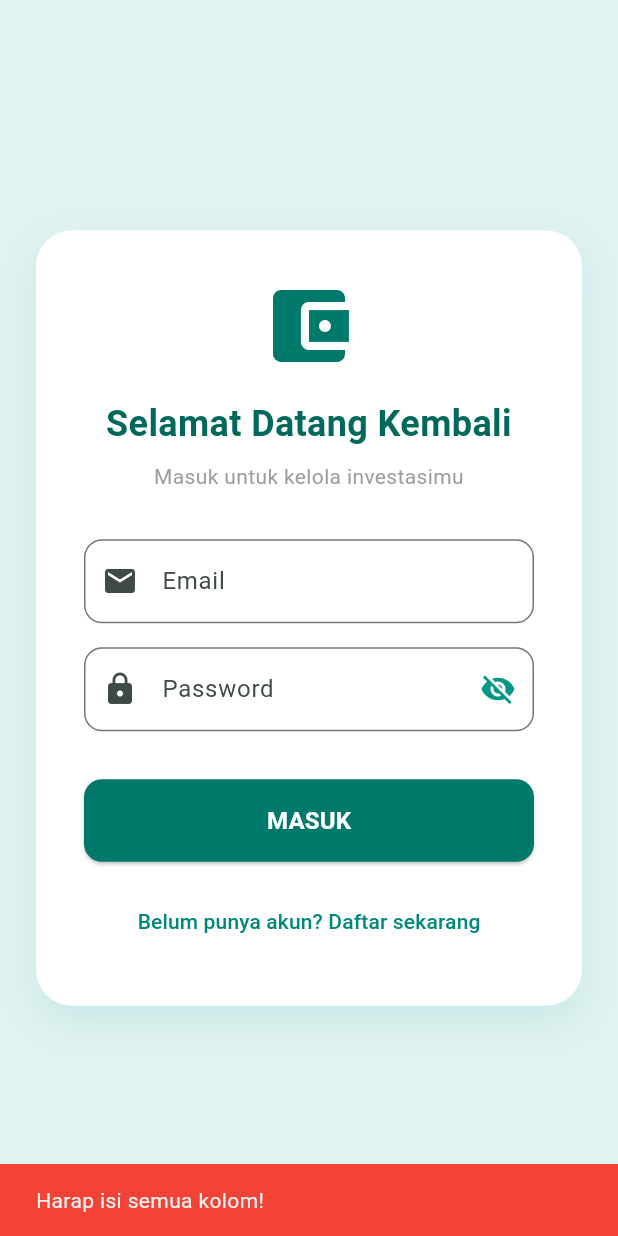
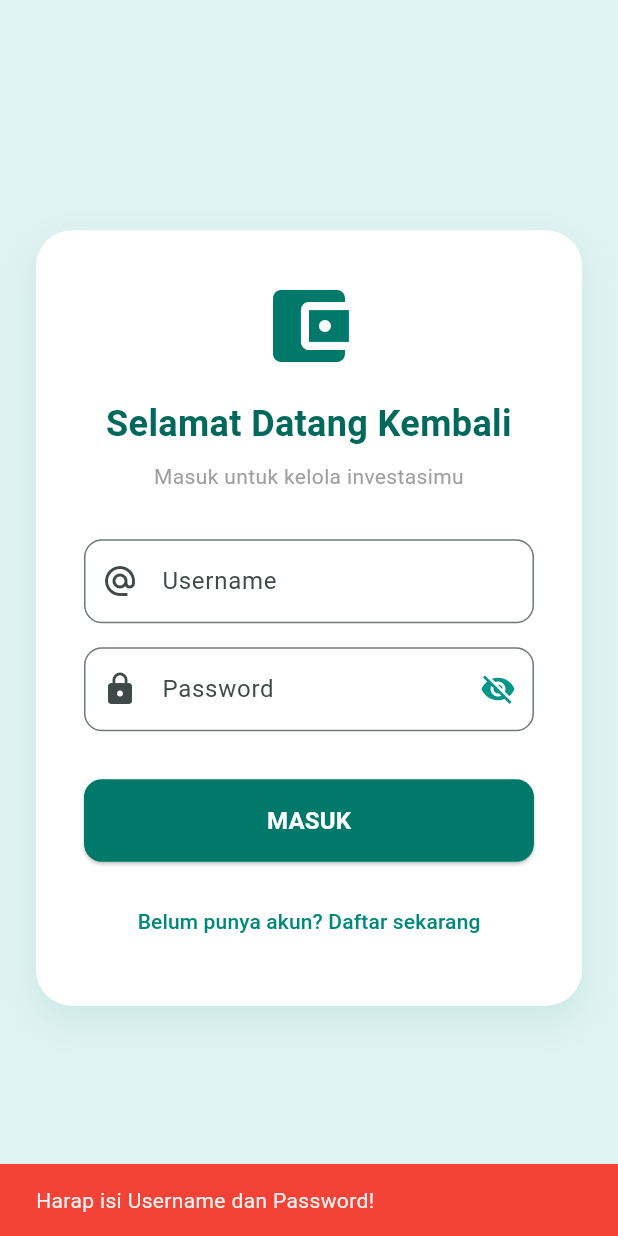
Before and after one commit to ngurah2/asisten-investasi-gig, a Flutter app: the screen it shows after launch, after a tap on "MASUK", on a phone screen of 412 x 824 dp. Run offline on Flutter 3.47's test engine with Material 3 defaults, Android fonts, the phone set to English and light mode, and no system bars; our stand-ins replace fl_chart, image_picker, shared_preferences; network calls fail.

Commit message:
Update V3: Fitur C (Sistem Login dengan Username) Selesai

```diff
--- a/aplikasi_investasi/lib/screens/login_screen.dart
+++ b/aplikasi_investasi/lib/screens/login_screen.dart
@@ -14,42 +14,60 @@ class _LoginScreenState extends State<LoginScreen> {
   bool isLoginMode = true;
   bool isLoading = false;
 
-  // Variabel baru untuk Fitur Mata Password
-  bool _isObscure = true;
+  bool _isObscurePassword = true;
+  bool _isObscureConfirm = true;
 
   final TextEditingController _namaController = TextEditingController();
+  final TextEditingController _usernameController = TextEditingController();
   final TextEditingController _emailController = TextEditingController();
   final TextEditingController _passwordController = TextEditingController();
+  final TextEditingController _confirmPasswordController = TextEditingController();
 
   Future<void> _submitAuth() async {
-    String email = _emailController.text.trim();
+    String username = _usernameController.text.trim();
     String password = _passwordController.text.trim();
-    String nama = _namaController.text.trim();
 
-    if (email.isEmpty || password.isEmpty || (!isLoginMode && nama.isEmpty)) {
-      ScaffoldMessenger.of(context).showSnackBar(const SnackBar(content: Text('Harap isi semua kolom!'), backgroundColor: Colors.red));
-      return;
+    // Mode Login
+    if (isLoginMode) {
+      if (username.isEmpty || password.isEmpty) {
+        ScaffoldMessenger.of(context).showSnackBar(const SnackBar(content: Text('Harap isi Username dan Password!'), backgroundColor: Colors.red));
+        return;
+      }
+    }
+    // Mode Register
+    else {
+      String nama = _namaController.text.trim();
+      String email = _emailController.text.trim();
+      String confirmPassword = _confirmPasswordController.text.trim();
+
+      if (nama.isEmpty || username.isEmpty || email.isEmpty || password.isEmpty || confirmPassword.isEmpty) {
+        ScaffoldMessenger.of(context).showSnackBar(const SnackBar(content: Text('Harap isi semua kolom pendaftaran!'), backgroundColor: Colors.red));
+        return;
+      }
+      if (password != confirmPassword) {
+        ScaffoldMessenger.of(context).showSnackBar(const SnackBar(content: Text('Konfirmasi password tidak cocok!'), backgroundColor: Colors.red));
+        return;
+      }
     }
 
     setState(() => isLoading = true);
 
     Map<String, dynamic> response;
     if (isLoginMode) {
-      response = await ApiService.loginUser(email, password);
+      response = await ApiService.loginUser(username, password);
     } else {
-      response = await ApiService.registerUser(nama, email, password);
+      String nama = _namaController.text.trim();
+      String email = _emailController.text.trim();
+      response = await ApiService.registerUser(nama, username, email, password);
     }
 
     setState(() => isLoading = false);
 
     if (response['status'] == 'sukses') {
       if (isLoginMode) {
-        // Simpan sesi login
         SharedPreferences prefs = await SharedPreferences.getInstance();
         await prefs.setBool('isLoggedIn', true);
         await prefs.setString('userName', response['data']['nama']);
-
-        // TAMBAHAN: Menyimpan ID User ke memori HP
         await prefs.setInt('userId', response['data']['id']);
 
         if (mounted) {
@@ -57,7 +75,11 @@ class _LoginScreenState extends State<LoginScreen> {
         }
       } else {
         ScaffoldMessenger.of(context).showSnackBar(const SnackBar(content: Text('Registrasi Berhasil! Silakan Login.'), backgroundColor: Colors.teal));
-        setState(() => isLoginMode = true);
+        setState(() {
+          isLoginMode = true;
+          _passwordController.clear();
+          _confirmPasswordController.clear();
+        });
       }
     } else {
       ScaffoldMessenger.of(context).showSnackBar(SnackBar(content: Text(response['pesan']), backgroundColor: Colors.red));
@@ -85,39 +107,52 @@ class _LoginScreenState extends State<LoginScreen> {
                 Text(isLoginMode ? 'Masuk untuk kelola investasimu' : 'Daftar untuk jadikan AI manajer keuanganmu', textAlign: TextAlign.center, style: const TextStyle(color: Colors.grey)),
                 const SizedBox(height: 32),
 
+                // Form khusus Registrasi
                 if (!isLoginMode) ...[
                   TextField(controller: _namaController, decoration: InputDecoration(labelText: 'Nama Lengkap', prefixIcon: const Icon(Icons.person), border: OutlineInputBorder(borderRadius: BorderRadius.circular(12)))),
                   const SizedBox(height: 16),
+                  TextField(controller: _emailController, decoration: InputDecoration(labelText: 'Email', prefixIcon: const Icon(Icons.email), border: OutlineInputBorder(borderRadius: BorderRadius.circular(12)))),
+                  const SizedBox(height: 16),
                 ],
 
-                TextField(controller: _emailController, decoration: InputDecoration(labelText: 'Email', prefixIcon: const Icon(Icons.email), border: OutlineInputBorder(borderRadius: BorderRadius.circular(12)))),
+                // Username digunakan di kedua mode
+                TextField(controller: _usernameController, decoration: InputDecoration(labelText: 'Username', prefixIcon: const Icon(Icons.alternate_email), border: OutlineInputBorder(borderRadius: BorderRadius.circular(12)))),
                 const SizedBox(height: 16),
 
-                // --- UPDATE FITUR A: MATA PASSWORD ---
+                // Password digunakan di kedua mode
                 TextField(
                   controller: _passwordController,
-                  obscureText: _isObscure,
+                  obscureText: _isObscurePassword,
                   decoration: InputDecoration(
                     labelText: 'Password',
                     prefixIcon: const Icon(Icons.lock),
                     suffixIcon: IconButton(
-                      icon: Icon(
-                        _isObscure ? Icons.visibility_off : Icons.visibility,
-                        color: Colors.teal,
-                      ),
-                      onPressed: () {
-                        setState(() {
-                          _isObscure = !_isObscure;
-                        });
-                      },
+                      icon: Icon(_isObscurePassword ? Icons.visibility_off : Icons.visibility, color: Colors.teal),
+                      onPressed: () => setState(() => _isObscurePassword = !_isObscurePassword),
                     ),
                     border: OutlineInputBorder(borderRadius: BorderRadius.circular(12))
                   )
                 ),
-                // --- AKHIR UPDATE FITUR A ---
+
+                // Konfirmasi Password khusus Registrasi
+                if (!isLoginMode) ...[
+                  const SizedBox(height: 16),
+                  TextField(
+                    controller: _confirmPasswordController,
+                    obscureText: _isObscureConfirm,
+                    decoration: InputDecoration(
+                      labelText: 'Konfirmasi Password',
+                      prefixIcon: const Icon(Icons.lock_outline),
+                      suffixIcon: IconButton(
+                        icon: Icon(_isObscureConfirm ? Icons.visibility_off : Icons.visibility, color: Colors.teal),
+                        onPressed: () => setState(() => _isObscureConfirm = !_isObscureConfirm),
+                      ),
+                      border: OutlineInputBorder(borderRadius: BorderRadius.circular(12))
+                    )
+                  ),
+                ],
 
                 const SizedBox(height: 32),
-
                 ElevatedButton(
                   onPressed: isLoading ? null : _submitAuth,
                   style: ElevatedButton.styleFrom(backgroundColor: Colors.teal[700], padding: const EdgeInsets.symmetric(vertical: 16), shape: RoundedRectangleBorder(borderRadius: BorderRadius.circular(12))),
@@ -125,7 +160,11 @@ class _LoginScreenState extends State<LoginScreen> {
                 ),
                 const SizedBox(height: 16),
                 TextButton(
-                  onPressed: () => setState(() => isLoginMode = !isLoginMode),
+                  onPressed: () => setState(() {
+                    isLoginMode = !isLoginMode;
+                    _passwordController.clear();
+                    _confirmPasswordController.clear();
+                  }),
                   child: Text(isLoginMode ? 'Belum punya akun? Daftar sekarang' : 'Sudah punya akun? Masuk di sini', style: TextStyle(color: Colors.teal[600])),
                 )
               ],
--- a/aplikasi_investasi/lib/services/api_service.dart
+++ b/aplikasi_investasi/lib/services/api_service.dart
@@ -4,12 +4,13 @@ import 'package:http/http.dart' as http;
 class ApiService {
   static const String baseUrl = "http://127.0.0.1:8000";
 
-  // --- FUNGSI LOGIN & REGISTER BARU ---
-  static Future<Map<String, dynamic>> loginUser(String email, String password) async {
+  // --- FUNGSI LOGIN & REGISTER BARU (UPDATE FITUR C: USERNAME) ---
+  static Future<Map<String, dynamic>> loginUser(String username, String password) async {
     try {
       var response = await http.post(
         Uri.parse('$baseUrl/login/'),
-        body: {"email": email, "password": password},
+        // Menggunakan 'username' alih-alih 'email'
+        body: {"username": username, "password": password},
       );
       return json.decode(response.body);
     } catch (e) {
@@ -17,11 +18,12 @@ class ApiService {
     }
   }
 
-  static Future<Map<String, dynamic>> registerUser(String nama, String email, String password) async {
+  static Future<Map<String, dynamic>> registerUser(String nama, String username, String email, String password) async {
     try {
       var response = await http.post(
         Uri.parse('$baseUrl/register/'),
-        body: {"nama": nama, "email": email, "password": password},
+        // Menambahkan pengiriman data 'username' ke backend
+        body: {"nama": nama, "username": username, "email": email, "password": password},
       );
       return json.decode(response.body);
     } catch (e) {
```
Also changed, not shown: 1 other file.
